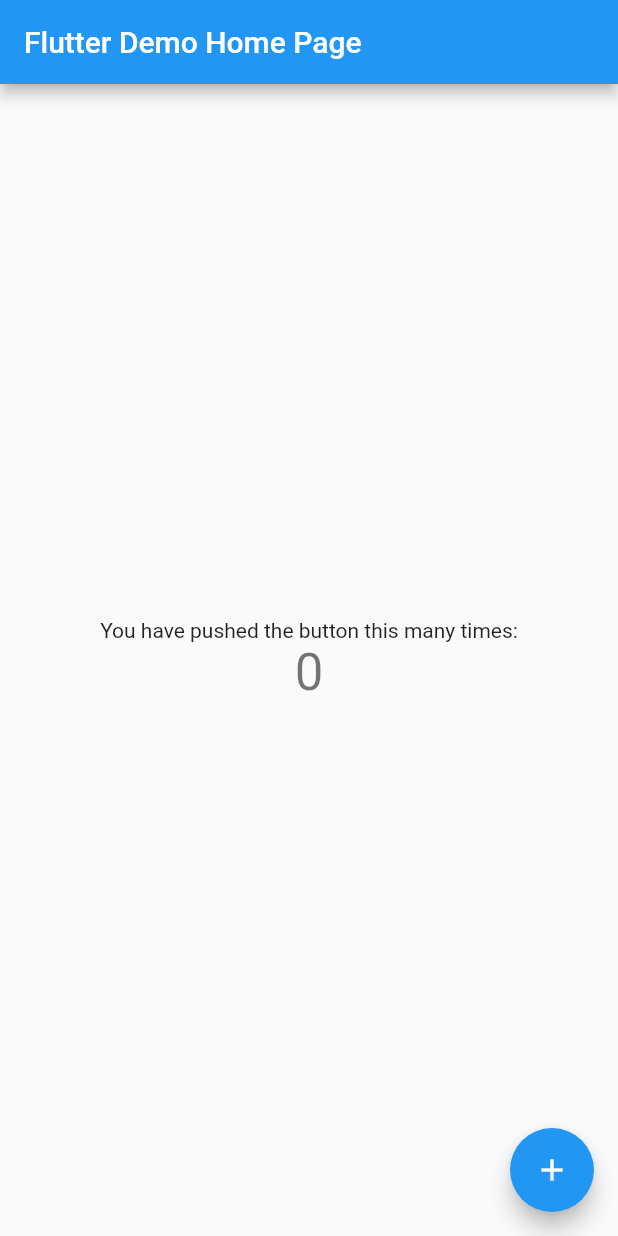
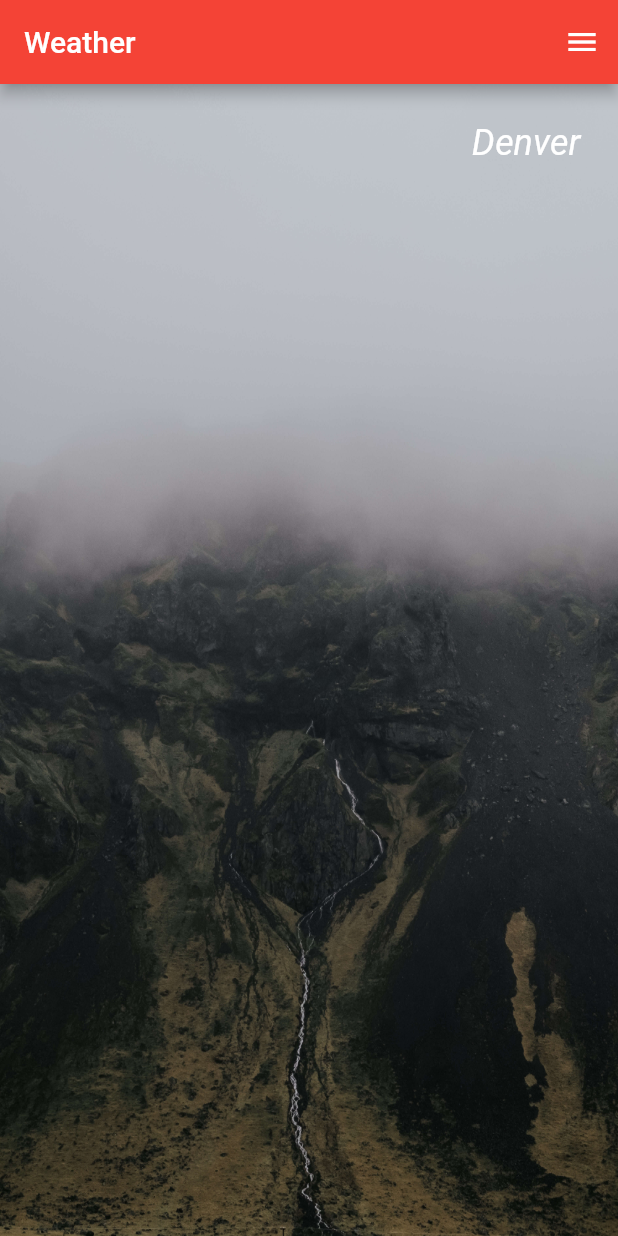
Before and after one commit to EYoung75/flutter-weather-app, a Flutter app: the screen it shows after launch, on a phone screen of 412 x 824 dp. Run offline on Flutter 3.47's test engine with Material 2 defaults, Android fonts, the phone set to English and light mode, and no system bars.

Commit message:
Added initial background image and laid out simple font and menu button

```diff
--- a/lib/main.dart
+++ b/lib/main.dart
@@ -1,111 +1,11 @@
-import 'package:flutter/material.dart';
+import "package:flutter/material.dart";
+import "./ui/weather.dart";
 
-void main() => runApp(MyApp());
-
-class MyApp extends StatelessWidget {
-  // This widget is the root of your application.
-  @override
-  Widget build(BuildContext context) {
-    return MaterialApp(
-      title: 'Flutter Demo',
-      theme: ThemeData(
-        // This is the theme of your application.
-        //
-        // Try running your application with "flutter run". You'll see the
-        // application has a blue toolbar. Then, without quitting the app, try
-        // changing the primarySwatch below to Colors.green and then invoke
-        // "hot reload" (press "r" in the console where you ran "flutter run",
-        // or simply save your changes to "hot reload" in a Flutter IDE).
-        // Notice that the counter didn't reset back to zero; the application
-        // is not restarted.
-        primarySwatch: Colors.blue,
-      ),
-      home: MyHomePage(title: 'Flutter Demo Home Page'),
-    );
-  }
+void main() {
+  runApp(
+    MaterialApp(
+      title: "Flutter weather app",
+      home: Weather(),
+    )
+  );
 }
-
-class MyHomePage extends StatefulWidget {
-  MyHomePage({Key key, this.title}) : super(key: key);
-
-  // This widget is the home page of your application. It is stateful, meaning
-  // that it has a State object (defined below) that contains fields that affect
-  // how it looks.
-
-  // This class is the configuration for the state. It holds the values (in this
-  // case the title) provided by the parent (in this case the App widget) and
-  // used by the build method of the State. Fields in a Widget subclass are
-  // always marked "final".
-
-  final String title;
-
-  @override
-  _MyHomePageState createState() => _MyHomePageState();
-}
-
-class _MyHomePageState extends State<MyHomePage> {
-  int _counter = 0;
-
-  void _incrementCounter() {
-    setState(() {
-      // This call to setState tells the Flutter framework that something has
-      // changed in this State, which causes it to rerun the build method below
-      // so that the display can reflect the updated values. If we changed
-      // _counter without calling setState(), then the build method would not be
-      // called again, and so nothing would appear to happen.
-      _counter++;
-    });
-  }
-
-  @override
-  Widget build(BuildContext context) {
-    // This method is rerun every time setState is called, for instance as done
-    // by the _incrementCounter method above.
-    //
-    // The Flutter framework has been optimized to make rerunning build methods
-    // fast, so that you can just rebuild anything that needs updating rather
-    // than having to individually change instances of widgets.
-    return Scaffold(
-      appBar: AppBar(
-        // Here we take the value from the MyHomePage object that was created by
-        // the App.build method, and use it to set our appbar title.
-        title: Text(widget.title),
-      ),
-      body: Center(
-        // Center is a layout widget. It takes a single child and positions it
-        // in the middle of the parent.
-        child: Column(
-          // Column is also layout widget. It takes a list of children and
-          // arranges them vertically. By default, it sizes itself to fit its
-          // children horizontally, and tries to be as tall as its parent.
-          //
-          // Invoke "debug painting" (press "p" in the console, choose the
-          // "Toggle Debug Paint" action from the Flutter Inspector in Android
-          // Studio, or the "Toggle Debug Paint" command in Visual Studio Code)
-          // to see the wireframe for each widget.
-          //
-          // Column has various properties to control how it sizes itself and
-          // how it positions its children. Here we use mainAxisAlignment to
-          // center the children vertically; the main axis here is the vertical
-          // axis because Columns are vertical (the cross axis would be
-          // horizontal).
-          mainAxisAlignment: MainAxisAlignment.center,
-          children: <Widget>[
-            Text(
-              'You have pushed the button this many times:',
-            ),
-            Text(
-              '$_counter',
-              style: Theme.of(context).textTheme.display1,
-            ),
-          ],
-        ),
-      ),
-      floatingActionButton: FloatingActionButton(
-        onPressed: _incrementCounter,
-        tooltip: 'Increment',
-        child: Icon(Icons.add),
-      ), // This trailing comma makes auto-formatting nicer for build methods.
-    );
-  }
-}
--- /dev/null
+++ b/lib/ui/weather.dart
@@ -0,0 +1,47 @@
+import "package:flutter/material.dart";
+
+class Weather extends StatefulWidget {
+  @override
+  _WeatherState createState() => _WeatherState();
+}
+
+class _WeatherState extends State<Weather> {
+  @override
+  Widget build(BuildContext context) {
+    return Scaffold(
+      appBar: AppBar(
+        title: Text("Weather"),
+        backgroundColor: Colors.red,
+        actions: <Widget>[
+          IconButton(
+            icon: Icon(Icons.menu),
+            onPressed: () {},
+          )
+        ],
+      ),
+      body: Stack(
+        children: <Widget>[
+          Center(
+            child: Image.asset(
+              "images/first-weather.jpg",
+              height: 1200.0,
+              width: 500.0,
+              fit: BoxFit.fill,
+            ),
+          ),
+          Container(
+            margin: EdgeInsets.fromLTRB(0.0, 25.0, 25.0, 0.0),
+            alignment: Alignment.topRight,
+            child: Text(
+              "Denver",
+              style: TextStyle(
+                  color: Colors.white,
+                  fontSize: 24.0,
+                  fontStyle: FontStyle.italic),
+            ),
+          )
+        ],
+      ),
+    );
+  }
+}
--- a/pubspec.yaml
+++ b/pubspec.yaml
@@ -41,8 +41,8 @@ flutter:
   uses-material-design: true
 
   # To add assets to your application, add an assets section, like this:
-  # assets:
-  #  - images/a_dot_burr.jpeg
+  assets:
+   - images/first-weather.jpg
   #  - images/a_dot_ham.jpeg
 
   # An image asset can refer to one or more resolution-specific "variants", see
```
Also changed, not shown: images/first-weather.jpg (added).
